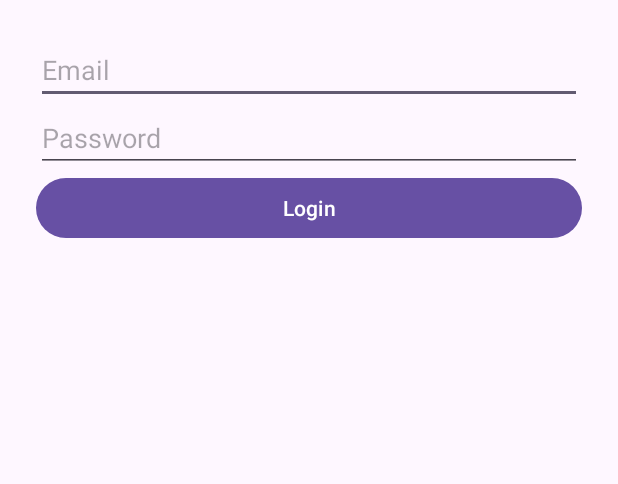
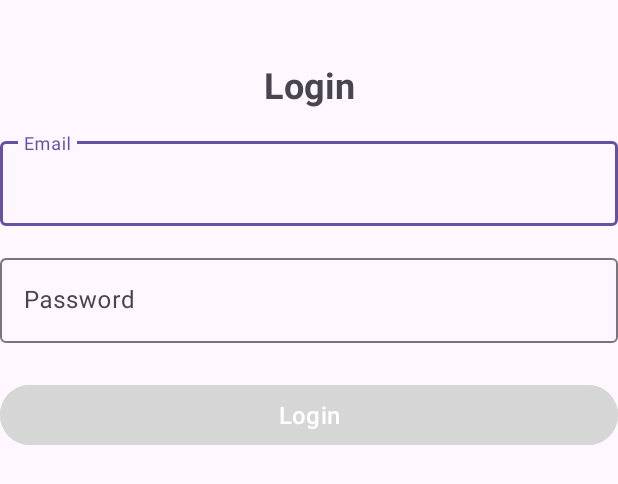
Before and after one commit to bhargav-vyas/Referra_app, an Android app: the layout activity_main.xml on its own in the app's theme, with its tools: preview values and no code run, on a phone screen of 412 x 824 dp. Shown: the top 484 px of the screen. Run offline under Robolectric (Android 15) with nearby library versions, the phone set to English and light mode, and no system bars.

Commit message:
this is the  login page ui

```diff
--- a/app/src/main/res/layout/activity_main.xml
+++ b/app/src/main/res/layout/activity_main.xml
@@ -2,43 +2,73 @@
 <androidx.constraintlayout.widget.ConstraintLayout xmlns:android="http://schemas.android.com/apk/res/android"
     xmlns:app="http://schemas.android.com/apk/res-auto"
     xmlns:tools="http://schemas.android.com/tools"
-    android:id="@+id/main"
     android:layout_width="match_parent"
     android:layout_height="match_parent"
     tools:context=".MainActivity">
 
+    <!-- Title TextView -->
     <TextView
+        android:id="@+id/title"
         android:layout_width="wrap_content"
         android:layout_height="wrap_content"
-        app:layout_constraintBottom_toBottomOf="parent"
+        android:text="Login"
+        android:textSize="24sp"
+        android:textStyle="bold"
+        android:layout_marginTop="40dp"
+        app:layout_constraintBottom_toTopOf="@id/editEmail"
         app:layout_constraintEnd_toEndOf="parent"
         app:layout_constraintStart_toStartOf="parent"
         app:layout_constraintTop_toTopOf="parent" />
-    <LinearLayout
-        android:layout_width="match_parent"
-        android:layout_height="match_parent"
-        android:orientation="vertical"
-        android:padding="24dp">
 
-        <EditText
+    <!-- Email EditText -->
+    <com.google.android.material.textfield.TextInputLayout
+        android:id="@+id/inputLayoutEmail"
+        android:layout_width="0dp"
+        android:layout_height="wrap_content"
+        android:layout_marginTop="16dp"
+        app:layout_constraintEnd_toEndOf="parent"
+        app:layout_constraintStart_toStartOf="parent"
+        app:layout_constraintTop_toBottomOf="@id/title">
+
+        <com.google.android.material.textfield.TextInputEditText
             android:id="@+id/editEmail"
+            android:layout_width="match_parent"
+            android:layout_height="wrap_content"
             android:hint="Email"
             android:inputType="textEmailAddress"
+            android:textSize="16sp" />
+    </com.google.android.material.textfield.TextInputLayout>
+
+    <!-- Password EditText -->
+    <com.google.android.material.textfield.TextInputLayout
+        android:id="@+id/inputLayoutPassword"
+        android:layout_width="0dp"
+        android:layout_height="wrap_content"
+        android:layout_marginTop="16dp"
+        app:layout_constraintEnd_toEndOf="parent"
+        app:layout_constraintStart_toStartOf="parent"
+        app:layout_constraintTop_toBottomOf="@id/inputLayoutEmail">
+
+        <com.google.android.material.textfield.TextInputEditText
+            android:id="@+id/editPassword"
             android:layout_width="match_parent"
-            android:layout_height="wrap_content" />
-
-        <EditText
-            android:id="@+id/editPassword"
+            android:layout_height="wrap_content"
             android:hint="Password"
             android:inputType="textPassword"
-            android:layout_width="match_parent"
-            android:layout_height="wrap_content" />
+            android:textSize="16sp" />
+    </com.google.android.material.textfield.TextInputLayout>
 
-        <Button
-            android:id="@+id/btnLogin"
-            android:text="Login"
-            android:layout_width="match_parent"
-            android:layout_height="wrap_content" />
-    </LinearLayout>
+    <!-- Login Button -->
+    <Button
+        android:id="@+id/btnLogin"
+        android:layout_width="match_parent"
+        android:layout_height="wrap_content"
+        android:text="Login"
+        android:textSize="16sp"
+        android:layout_marginTop="24dp"
+        app:layout_constraintTop_toBottomOf="@id/inputLayoutPassword"
+        app:layout_constraintEnd_toEndOf="parent"
+        app:layout_constraintStart_toStartOf="parent"
+        android:backgroundTint="@color/colorAccent" />
 
 </androidx.constraintlayout.widget.ConstraintLayout>
```
